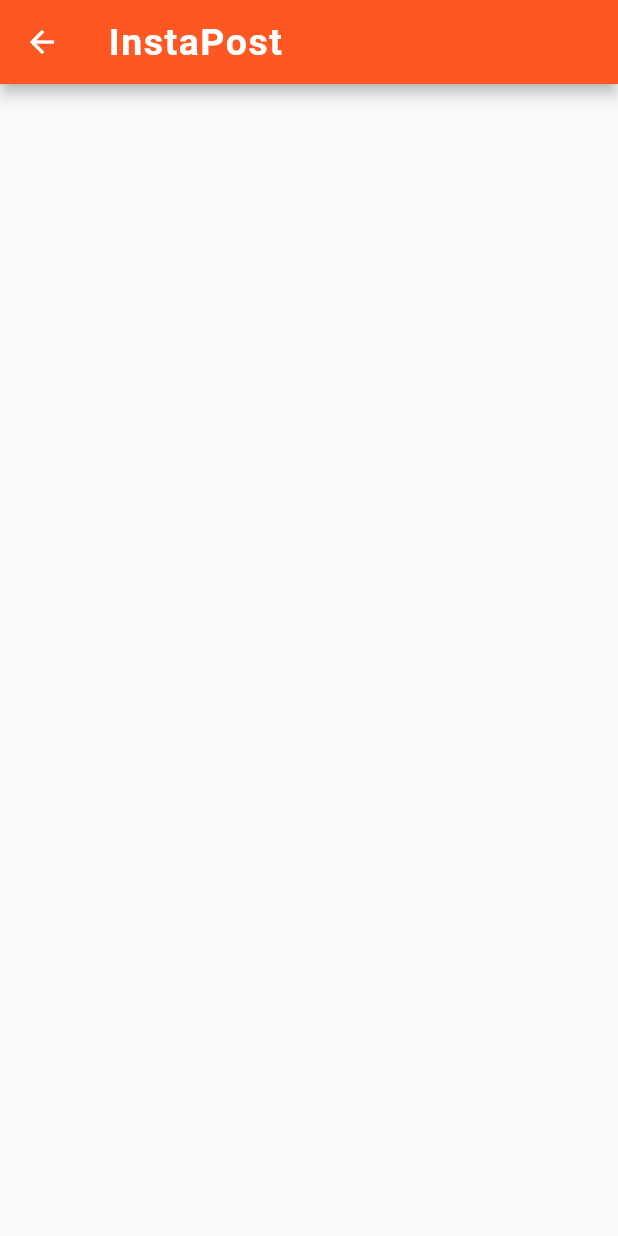
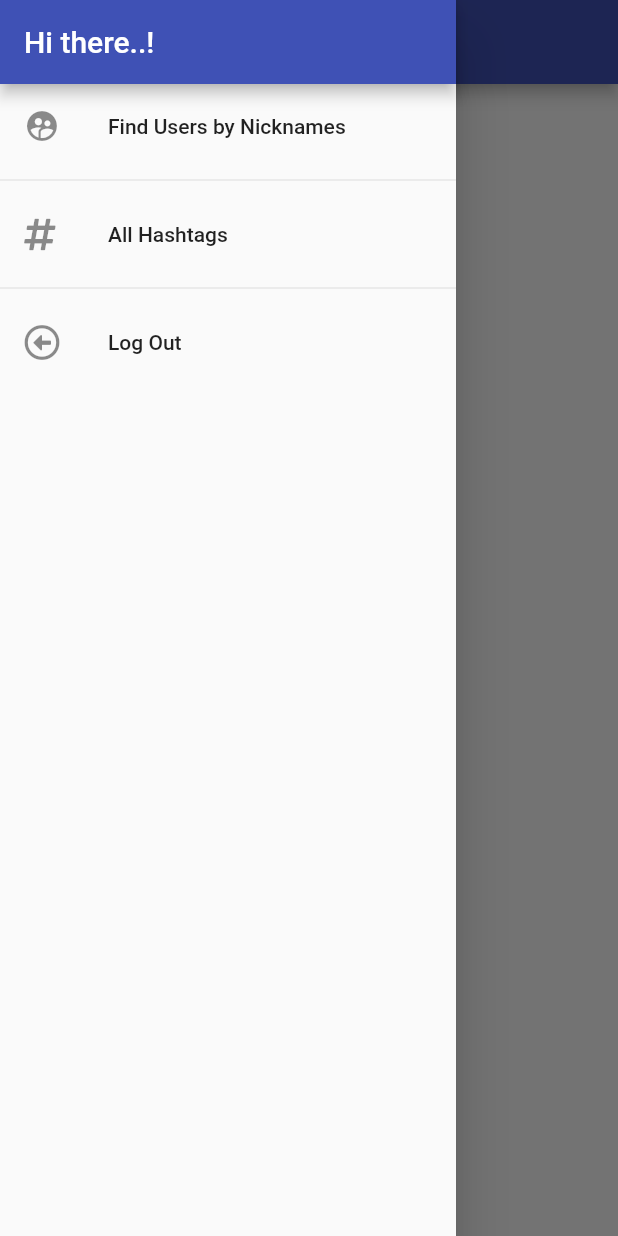
Before and after one commit to dhvaneshshah97/Instapost_Flutter, a Flutter app: the Homescreen screen opened by its route, with the side drawer open (before the commit the screen has no drawer), on a phone screen of 412 x 824 dp. Run offline on Flutter 3.47's test engine with Material 2 defaults, Android fonts, the phone set to English and light mode, and no system bars; our stand-ins replace font_awesome_flutter, shared_preferences; accounts and stored records are empty.

Commit message:
Add logout feature in the App drawer

```diff
--- a/lib/main.dart
+++ b/lib/main.dart
@@ -57,10 +57,10 @@ class _MyAppState extends State<MyApp> {
         },
         title: 'Flutter Demo',
         theme: ThemeData(
-          primarySwatch: Colors.deepOrange,
+          primarySwatch: Colors.indigo,
           visualDensity: VisualDensity.adaptivePlatformDensity,
         ),
-        home: email == 'notAuthenticated' ? AuthScreen() : Homescreen(),
+        home: email != 'notAuthenticated' ? Homescreen() : AuthScreen(),
       ),
     );
   }
--- a/lib/screens/auth_screen.dart
+++ b/lib/screens/auth_screen.dart
@@ -137,11 +137,10 @@ class _AuthCardState extends State<AuthCard> {
         // Log user in
         await Provider.of<Auth>(context, listen: false)
             .login(_authData['email'], _authData['password']);
-        print("done");
         // storing user email for later authentication
         SharedPreferences prefs = await SharedPreferences.getInstance();
         prefs.setString('email', _authData['email']);
-        Navigator.pushNamed(context, '/home');
+        Navigator.pushReplacementNamed(context, '/home');
       } else {
         // Sign user up
         await Provider.of<Auth>(context, listen: false).signup(
--- a/lib/screens/home_screen.dart
+++ b/lib/screens/home_screen.dart
@@ -1,3 +1,4 @@
+import '../widgets/app_drawer.dart';
 import 'package:flutter/material.dart';
 
 class Homescreen extends StatefulWidget {
@@ -19,6 +20,7 @@ class _HomescreenState extends State<Homescreen> {
           ),
         ),
       ),
+      drawer: AppDrawer(),
     );
   }
 }
--- /dev/null
+++ b/lib/widgets/app_drawer.dart
@@ -0,0 +1,52 @@
+import 'package:InstaPost/screens/auth_screen.dart';
+import 'package:flutter/material.dart';
+import 'package:font_awesome_flutter/font_awesome_flutter.dart';
+import 'package:shared_preferences/shared_preferences.dart';
+
+class AppDrawer extends StatefulWidget {
+  @override
+  _AppDrawerState createState() => _AppDrawerState();
+}
+
+class _AppDrawerState extends State<AppDrawer> {
+  _logOut() async {
+    SharedPreferences prefs = await SharedPreferences.getInstance();
+    prefs.remove('email');
+    Navigator.of(context).pushReplacementNamed(AuthScreen.routeName);
+  }
+
+  @override
+  Widget build(BuildContext context) {
+    return Drawer(
+      child: Column(
+        children: [
+          AppBar(
+            title: Text('Hi there..!'),
+            automaticallyImplyLeading: false,
+          ),
+          ListTile(
+            leading: Icon(Icons.supervised_user_circle),
+            title: Text('Find Users by Nicknames'),
+            onTap: () {
+              Navigator.of(context).pushReplacementNamed('/home');
+            },
+          ),
+          Divider(),
+          ListTile(
+            leading: FaIcon(FontAwesomeIcons.hashtag),
+            title: Text('All Hashtags'),
+            onTap: () {
+              Navigator.of(context).pushReplacementNamed('/home');
+            },
+          ),
+          Divider(),
+          ListTile(
+            leading: FaIcon(FontAwesomeIcons.arrowAltCircleLeft),
+            title: Text('Log Out'),
+            onTap: _logOut,
+          ),
+        ],
+      ),
+    );
+  }
+}
--- a/pubspec.yaml
+++ b/pubspec.yaml
@@ -26,6 +26,7 @@ dependencies:
   http: ^0.12.2
   provider: ^4.3.2+2
   shared_preferences: ^0.5.10
+  font_awesome_flutter: ^8.10.0
 
 
   # The following adds the Cupertino Icons font to your application.
```
Also changed, not shown: pubspec.lock.
